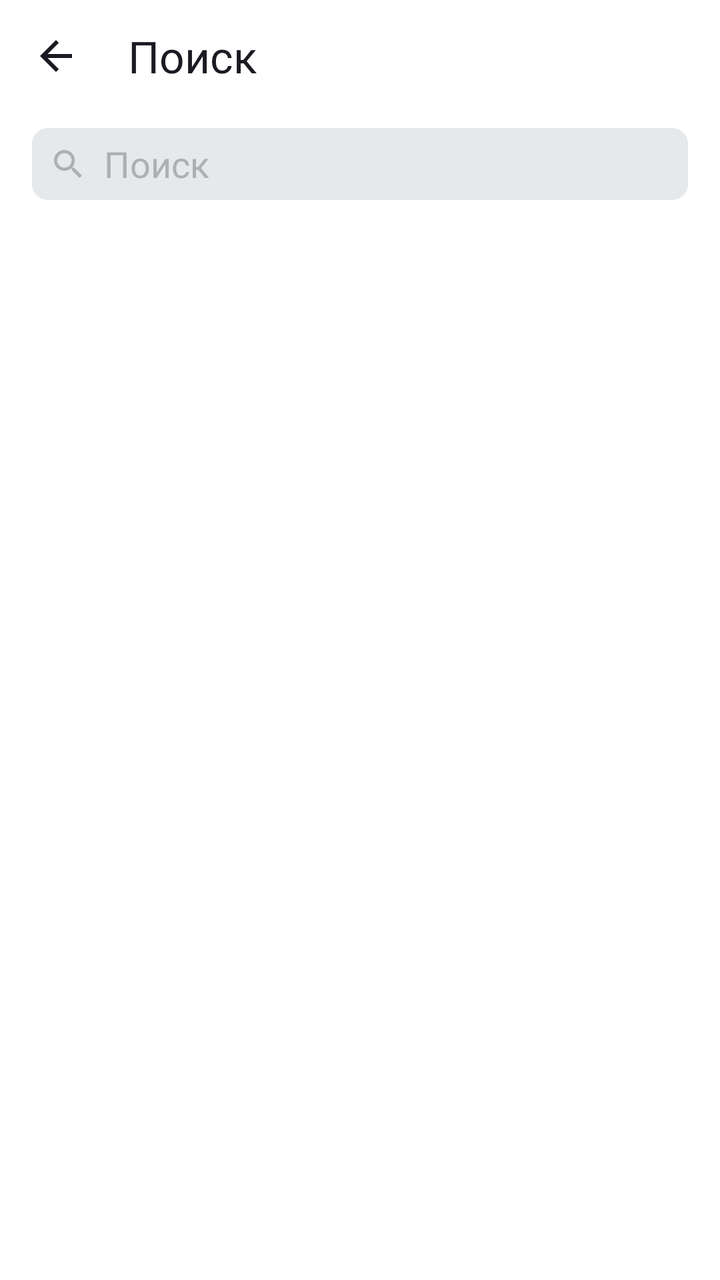
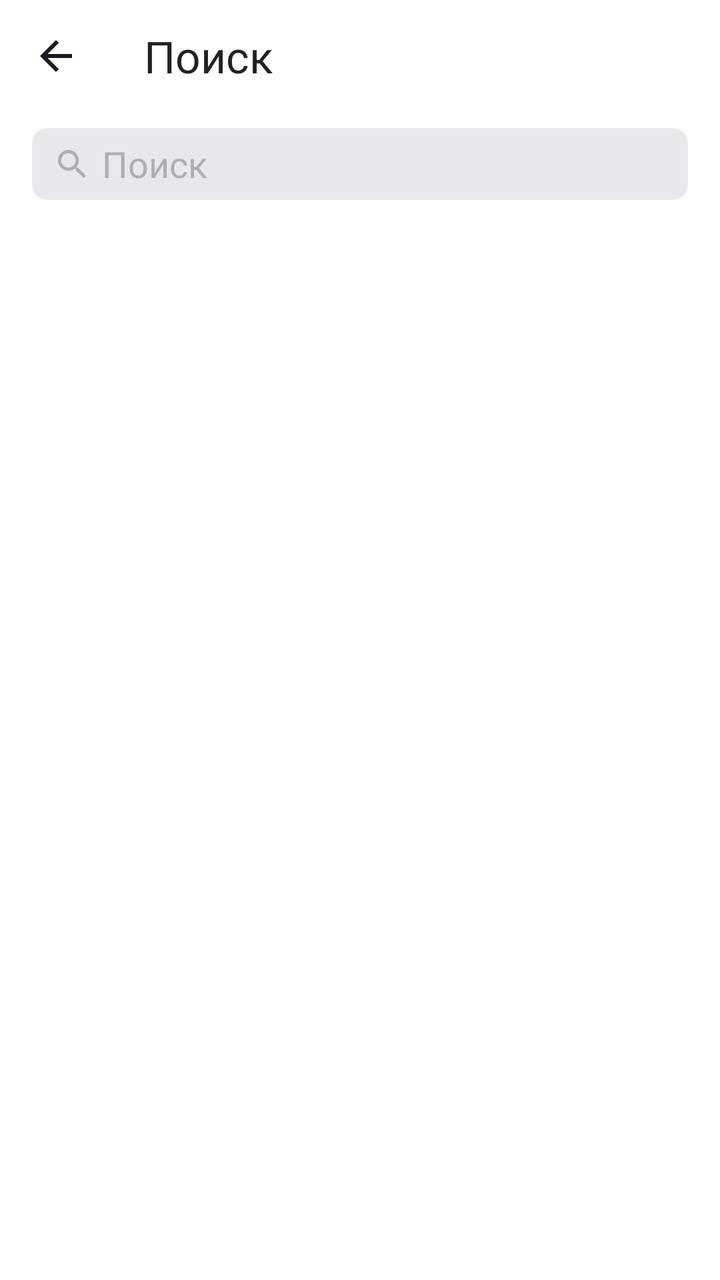

Two renders of the same Android screen: before a commit and after it. Below are the layout's source before the change and the commit's diff.
<!-- AndroidManifest.xml: application theme Theme.PlaylistMaker -->
<!-- res/layout/activity_search.xml -->
<?xml version="1.0" encoding="utf-8"?>
<LinearLayout xmlns:android="http://schemas.android.com/apk/res/android"
    xmlns:app="http://schemas.android.com/apk/res-auto"
    android:id="@+id/main"
    style="@style/SetSerBack"
    android:orientation="vertical">

    <LinearLayout
        android:layout_width="match_parent"
        android:layout_height="56dp"
        android:gravity="center_vertical">

        <ImageView
            android:id="@+id/arrowBack"
            style="@style/ArrowThemeActivity"
            android:src="@drawable/ic_arrow_back_48"/>

        <TextView
            style="@style/TextThemeActivity"
            android:text="@string/search"/>

    </LinearLayout>

    <FrameLayout
        android:layout_width="match_parent"
        android:layout_height="36dp"
        android:layout_marginHorizontal="16dp"
        android:layout_marginVertical="8dp"
        android:background="@drawable/search_line_background"
        >

        <ImageView
            android:id="@+id/searchButton"
            android:layout_width="36dp"
            android:layout_height="36dp"
            android:src="@drawable/ic_search_36"
            android:scaleType="center"
            android:layout_gravity="start"
            app:tint="@color/search_icon_text"
            />

        <EditText
            android:id="@+id/EditTextLine"
            android:layout_width="match_parent"
            android:layout_height="36dp"
            android:inputType="text"
            android:hint="@string/search"
            android:lines="1"
            android:maxLength="15"
            android:background="@null"
            android:textColorHint="@color/search_icon_text"
            android:textColor="@color/black"
            android:fontFamily="@font/ys_display_regular"
            android:textFontWeight="400"
            android:layout_marginStart="36dp"
            android:focusable="true"
            />

        <ImageView
            android:id="@+id/clearButton"
            android:layout_width="36dp"
            android:layout_height="36dp"
            android:src="@drawable/ic_clear_36"
            android:scaleType="center"
            android:visibility="gone"
            android:layout_gravity="end"
            app:tint="@color/search_icon_text"
            />

    </FrameLayout>

</LinearLayout>
<!-- resources referenced by this layout -->
<resources>
  <color name="black">#000000</color>
  <color name="search_icon_text">#AEAFB4</color>
  <!-- drawable ic_arrow_back_48 (drawable) -->
  <vector xmlns:android="http://schemas.android.com/apk/res/android"
      android:width="16dp"
      android:height="16dp"
      android:viewportWidth="16"
      android:viewportHeight="16">
    <path
        android:pathData="M16,7H3.83L9.42,1.41L8,0L0,8L8,16L9.41,14.59L3.83,9H16V7Z"
        android:fillColor="#1A1B22"/>
  </vector>
  <!-- drawable ic_clear_36 (drawable) -->
  <vector xmlns:android="http://schemas.android.com/apk/res/android"
      android:width="12dp"
      android:height="12dp"
      android:viewportWidth="12"
      android:viewportHeight="12">
    <path
        android:pathData="M12,1.209L10.791,0L6,4.791L1.209,0L0,1.209L4.791,6L0,10.791L1.209,12L6,7.209L10.791,12L12,10.791L7.209,6L12,1.209Z"
        android:fillColor="#AEAFB4"/>
  </vector>
  <!-- drawable ic_search_36 (drawable) -->
  <vector xmlns:android="http://schemas.android.com/apk/res/android"
      android:width="14dp"
      android:height="14dp"
      android:viewportWidth="14"
      android:viewportHeight="14">
    <path
        android:pathData="M10.006,8.805H9.373L9.149,8.589C9.934,7.676 10.406,6.492 10.406,5.203C10.406,2.329 8.077,0 5.203,0C2.329,0 0,2.329 0,5.203C0,8.077 2.329,10.406 5.203,10.406C6.492,10.406 7.676,9.934 8.589,9.149L8.805,9.373V10.006L12.807,14L14,12.807L10.006,8.805ZM5.203,8.805C3.21,8.805 1.601,7.196 1.601,5.203C1.601,3.21 3.21,1.601 5.203,1.601C7.196,1.601 8.805,3.21 8.805,5.203C8.805,7.196 7.196,8.805 5.203,8.805Z"
        android:fillColor="#AEAFB4"/>
  </vector>
  <!-- drawable search_line_background (drawable) -->
  <?xml version="1.0" encoding="utf-8"?>
  <shape xmlns:android="http://schemas.android.com/apk/res/android">
      <solid android:color="@color/search_line" />
      <corners android:radius="8dp" />
  </shape>
  <string name="search">Поиск</string>
  <style name="ArrowThemeActivity">
          <item name="android:layout_width">48dp</item>
          <item name="android:layout_height">48dp</item>
          <item name="tint">@color/theme_text_activity</item>
          <item name="android:layout_marginStart">4dp</item>
          <item name="android:scaleType">center</item>
          <item name="android:layout_gravity">center</item>
          <item name="android:clickable">true</item>
      </style>
  <style name="SetSerBack">
          <item name="android:layout_width">match_parent</item>
          <item name="android:layout_height">match_parent</item>
          <item name="android:background">@color/set_sear_back_activity</item>
          <item name="android:orientation">vertical</item>
      </style>
  <style name="TextThemeActivity">
          <item name="android:layout_width">wrap_content</item>
          <item name="android:layout_height">wrap_content</item>
          <item name="android:textColor">@color/theme_text_activity</item>
          <item name="android:textSize">@dimen/main_size</item>
          <item name="android:layout_marginStart">12dp</item>
          <item name="android:fontFamily">@font/ys_display_medium</item>
          <item name="android:textFontWeight">500</item>
      </style>
  <style name="Theme.PlaylistMaker" parent="Base.Theme.PlaylistMaker">
          <item name="colorSurface">@color/white</item>
          <item name="colorOnSurface">@color/YP_Black</item>
          <item name="android:forceDarkAllowed">false</item>
      </style>
  <color name="search_line">#E6E8EB</color>
  <color name="theme_text_activity">#1A1B22</color>
  <color name="set_sear_back_activity">#FFFFFF</color>
  <dimen name="main_size">22sp</dimen>
  <style name="Base.Theme.PlaylistMaker" parent="Theme.MaterialComponents.DayNight.NoActionBar">
      </style>
  <color name="white">#FFFFFF</color>
  <color name="YP_Black">#1A1B22</color>
</resources>

<!-- the commit's change to res/layout/activity_search.xml (unified diff, before → after) -->
@@ -5,21 +5,15 @@
     style="@style/SetSerBack"
     android:orientation="vertical">
 
-    <LinearLayout
+    <com.google.android.material.appbar.MaterialToolbar
+        android:id="@+id/toolbar"
         android:layout_width="match_parent"
         android:layout_height="56dp"
-        android:gravity="center_vertical">
-
-        <ImageView
-            android:id="@+id/arrowBack"
-            style="@style/ArrowThemeActivity"
-            android:src="@drawable/ic_arrow_back_48"/>
-
-        <TextView
-            style="@style/TextThemeActivity"
-            android:text="@string/search"/>
-
-    </LinearLayout>
+        app:title="@string/search"
+        app:titleTextAppearance="@style/Toolbar"
+        app:navigationIcon="@drawable/ic_arrow_back_24"
+        app:navigationIconTint="@color/theme_text_activity"
+        />
 
     <FrameLayout
         android:layout_width="match_parent"
@@ -28,16 +22,6 @@
         android:layout_marginVertical="8dp"
         android:background="@drawable/search_line_background"
         >
-
-        <ImageView
-            android:id="@+id/searchButton"
-            android:layout_width="36dp"
-            android:layout_height="36dp"
-            android:src="@drawable/ic_search_36"
-            android:scaleType="center"
-            android:layout_gravity="start"
-            app:tint="@color/search_icon_text"
-            />
 
         <EditText
             android:id="@+id/EditTextLine"
@@ -52,8 +36,11 @@
             android:textColor="@color/black"
             android:fontFamily="@font/ys_display_regular"
             android:textFontWeight="400"
-            android:layout_marginStart="36dp"
             android:focusable="true"
+            android:drawableStart="@drawable/ic_search_36"
+            android:drawablePadding="8dp"
+            android:drawableTint="@color/search_icon_text"
+            android:paddingStart="13dp"
             />
 
         <ImageView
<!-- resource entries referenced after the edit -->
@@ -2,16 +2,6 @@
 <resources>
   <color name="black">#000000</color>
   <color name="search_icon_text">#AEAFB4</color>
-  <!-- drawable ic_arrow_back_48 (drawable) -->
-  <vector xmlns:android="http://schemas.android.com/apk/res/android"
-      android:width="16dp"
-      android:height="16dp"
-      android:viewportWidth="16"
-      android:viewportHeight="16">
-    <path
-        android:pathData="M16,7H3.83L9.42,1.41L8,0L0,8L8,16L9.41,14.59L3.83,9H16V7Z"
-        android:fillColor="#1A1B22"/>
-  </vector>
   <!-- drawable ic_clear_36 (drawable) -->
   <vector xmlns:android="http://schemas.android.com/apk/res/android"
       android:width="12dp"
@@ -39,29 +29,17 @@
       <corners android:radius="8dp" />
   </shape>
   <string name="search">Поиск</string>
-  <style name="ArrowThemeActivity">
-          <item name="android:layout_width">48dp</item>
-          <item name="android:layout_height">48dp</item>
-          <item name="tint">@color/theme_text_activity</item>
-          <item name="android:layout_marginStart">4dp</item>
-          <item name="android:scaleType">center</item>
-          <item name="android:layout_gravity">center</item>
-          <item name="android:clickable">true</item>
-      </style>
   <style name="SetSerBack">
           <item name="android:layout_width">match_parent</item>
           <item name="android:layout_height">match_parent</item>
           <item name="android:background">@color/set_sear_back_activity</item>
           <item name="android:orientation">vertical</item>
       </style>
-  <style name="TextThemeActivity">
-          <item name="android:layout_width">wrap_content</item>
-          <item name="android:layout_height">wrap_content</item>
+  <style name="Toolbar">
+          <item name="fontFamily">@font/ys_display_medium</item>
           <item name="android:textColor">@color/theme_text_activity</item>
+          <item name="android:textFontWeight">500</item>
           <item name="android:textSize">@dimen/main_size</item>
-          <item name="android:layout_marginStart">12dp</item>
-          <item name="android:fontFamily">@font/ys_display_medium</item>
-          <item name="android:textFontWeight">500</item>
       </style>
   <style name="Theme.PlaylistMaker" parent="Base.Theme.PlaylistMaker">
           <item name="colorSurface">@color/white</item>
@@ -70,6 +48,16 @@
       </style>
   <color name="search_line">#E6E8EB</color>
   <color name="theme_text_activity">#1A1B22</color>
+  <!-- drawable ic_arrow_back_24 (drawable) -->
+  <vector xmlns:android="http://schemas.android.com/apk/res/android"
+      android:width="16dp"
+      android:height="16dp"
+      android:viewportWidth="16"
+      android:viewportHeight="16">
+    <path
+        android:pathData="M16,7H3.83L9.42,1.41L8,0L0,8L8,16L9.41,14.59L3.83,9H16V7Z"
+        android:fillColor="#1A1B22"/>
+  </vector>
   <color name="set_sear_back_activity">#FFFFFF</color>
   <dimen name="main_size">22sp</dimen>
   <style name="Base.Theme.PlaylistMaker" parent="Theme.MaterialComponents.DayNight.NoActionBar">
